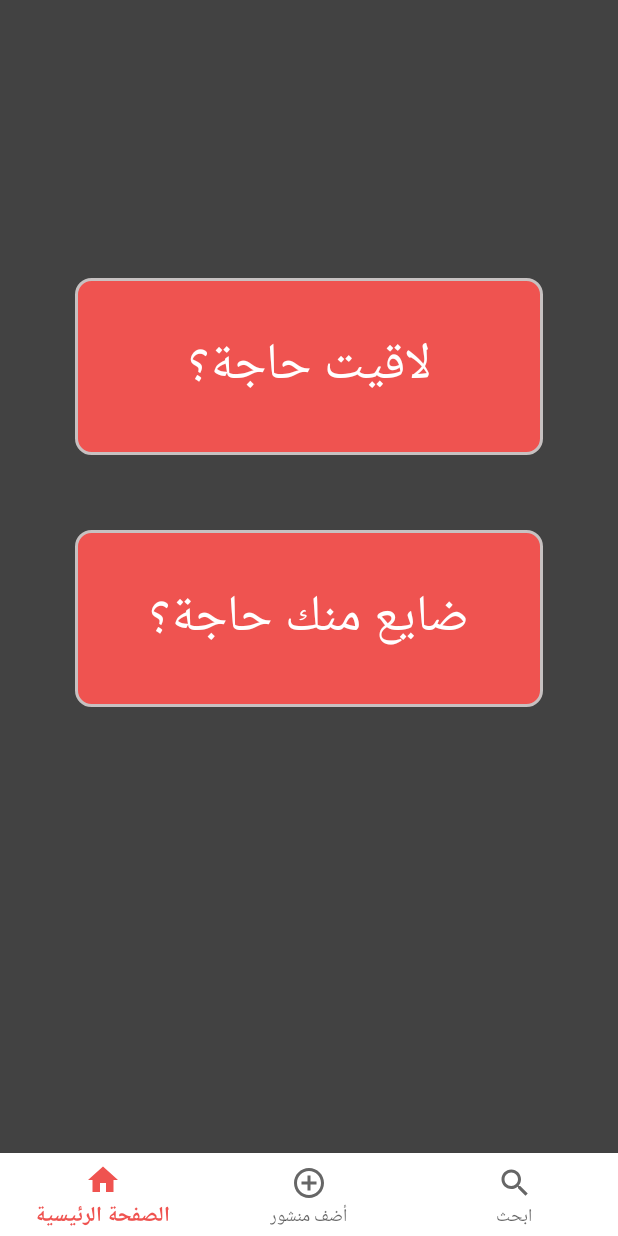
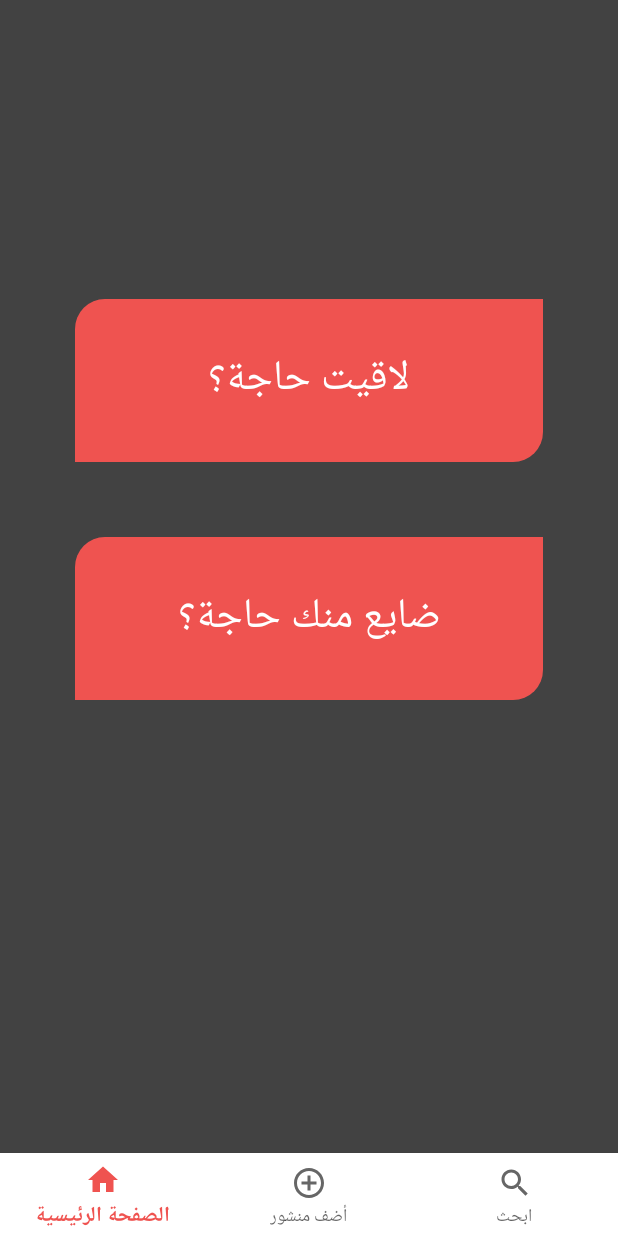
Before and after one commit to OmarShafei-coder/Hatholy, an Android app: the screen it shows after launch (MainActivity), on a phone screen of 412 x 824 dp. Run offline under Robolectric (Android 15) with nearby library versions, the phone set to English and light mode, and no system bars; our stand-ins replace navigation-ui.

Commit message:
improve Ui

```diff
--- /dev/null
+++ b/app/src/main/res/drawable/button_shape.xml
@@ -0,0 +1,22 @@
+<?xml version="1.0" encoding="utf-8"?>
+<shape xmlns:android="http://schemas.android.com/apk/res/android"
+    android:shape="rectangle">
+
+
+    <corners
+        android:bottomRightRadius="20dp"
+        android:topLeftRadius="20dp" />
+
+    <gradient
+        android:angle="45"
+        android:centerX="50%"
+        android:endColor="@color/colorPrimary"
+        android:startColor="@color/colorPrimary"
+        android:type="linear" />
+
+
+    <size
+        android:width="270dp"
+        android:height="60dp" />
+
+</shape>
--- a/app/src/main/res/layout/fragment_add_post.xml
+++ b/app/src/main/res/layout/fragment_add_post.xml
@@ -32,7 +32,7 @@
             android:background="@drawable/stroke_background"
             android:ems="10"
             android:gravity="center"
-            android:hint="الرقم"
+            android:hint="@string/number"
             android:inputType="phone"
             android:padding="8dp"
             android:textColor="@android:color/white"
@@ -46,7 +46,7 @@
             android:layout_width="wrap_content"
             android:layout_height="wrap_content"
             android:layout_marginTop="32dp"
-            android:text="يرجى ادخال نوع الشيء المفقود"
+            android:text="@string/entermiss"
             android:textColor="@android:color/white"
             app:layout_constraintRight_toRightOf="parent"
             app:layout_constraintTop_toBottomOf="@id/number_edit_text" />
@@ -112,7 +112,9 @@
             android:id="@+id/add_post_button"
             android:layout_width="match_parent"
             android:layout_height="wrap_content"
-            android:text="أضف منشور"
+            android:text="@string/addpost"
+            android:textColor="#ffff"
+            android:background="@color/colorPrimary"
             android:layout_marginTop="16dp"
             app:layout_constraintLeft_toLeftOf="parent"
             app:layout_constraintRight_toRightOf="parent"
--- a/app/src/main/res/layout/fragment_home.xml
+++ b/app/src/main/res/layout/fragment_home.xml
@@ -13,11 +13,15 @@
         android:layout_height="wrap_content"
         android:gravity="center"
         android:layout_margin="50dp"
-        android:padding="30dp"
-        android:text="لاقيت حاجة؟"
+        android:padding="25dp"
+        android:text="@string/findsomething"
         android:textColor="@android:color/white"
-        android:background="@drawable/rounded_background"
+        android:background="@drawable/button_shape"
         android:textAppearance="@style/TextAppearance.AppCompat.Display1"
+        app:autoSizeTextType="uniform"
+        app:autoSizeMinTextSize="25sp"
+        app:autoSizeMaxTextSize="28sp"
+        app:autoSizeStepGranularity="1sp"
         app:layout_constraintBottom_toTopOf="@id/textView2"
         app:layout_constraintRight_toRightOf="parent"
         app:layout_constraintLeft_toLeftOf="parent" />
@@ -28,11 +32,15 @@
         android:layout_height="wrap_content"
         android:layout_margin="50dp"
         android:gravity="center"
-        android:padding="30dp"
-        android:text="ضايع منك حاجة؟"
+        android:padding="25dp"
+        android:text="@string/miss"
         android:textColor="@android:color/white"
-        android:background="@drawable/rounded_background"
+        android:background="@drawable/button_shape"
         android:textAppearance="@style/TextAppearance.AppCompat.Display1"
+        app:autoSizeTextType="uniform"
+        app:autoSizeMinTextSize="25sp"
+        app:autoSizeMaxTextSize="28sp"
+        app:autoSizeStepGranularity="1sp"
         app:layout_constraintTop_toTopOf="parent"
         app:layout_constraintBottom_toBottomOf="parent"
         app:layout_constraintLeft_toLeftOf="parent"
--- a/app/src/main/res/values/strings.xml
+++ b/app/src/main/res/values/strings.xml
@@ -4,6 +4,12 @@
     <string name="title_post">أضف منشور</string>
     <string name="title_search">ابحث</string>
     <string name="name">يرجى ادخال اسمك ثنائي</string>
+
+    <string name="miss">ضايع منك حاجة؟</string>
+    <string name="findsomething">لاقيت حاجة؟</string>
+    <string name="number">الرقم</string>
+    <string name="entermiss">يرجى ادخال نوع الشيء المفقود</string>
+    <string name="addpost">أضف منشور</string>
 
     <string-array name="missing">
         <item>اختار نوع الحاجة</item>
```
